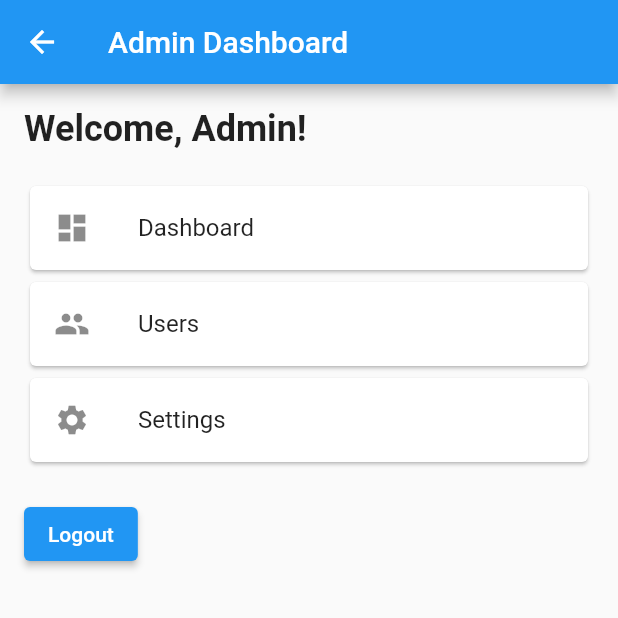
After one commit to tashrif-alive/hawaii, a Flutter app: the AdminDashboard screen opened directly, on a phone screen of 412 x 824 dp, the top half of it. The commit adds this screen. Run offline on Flutter 3.47's test engine with Material 2 defaults, Android fonts, the light colour scheme and no system bars; our stand-ins replace cloud_firestore, firebase_auth, firebase_core, fluentui_icons, font_awesome_flutter, get and 1 more; accounts and stored records are empty.

Commit message:
signin fix

```diff
--- a/lib/common/signIn/login.dart
+++ b/lib/common/signIn/login.dart
@@ -5,6 +5,7 @@ import 'login_form_widget.dart';
 import 'login_items_widget.dart';
 
 class LoginScreen extends StatelessWidget {
+  static String routeName = 'LoginScreen';
   const LoginScreen({Key? key}) : super(key: key);
 
   @override
--- a/lib/common/signUp/signup.dart
+++ b/lib/common/signUp/signup.dart
@@ -6,6 +6,7 @@ import 'package:hawaii/widgets/form/form_header%20_widget.dart';
 import '../../widgets/navigation_bar/bottom_bar.dart';
 
 class SignUpScreen extends StatelessWidget {
+  static String routeName = 'SignUpScreen';
   const SignUpScreen({Key? key}) : super(key: key);
 
   get floatingActionButtonLocation => null;
--- a/lib/controllers/signin_controller.dart
+++ b/lib/controllers/signin_controller.dart
@@ -24,7 +24,7 @@ class SignInController extends GetxController {
 
       if (isAdmin.value) {
         // Check if the user is an admin
-        final isAdminUser = await AdminRepo.instance.isAdmin(emailText);
+        final isAdminUser = await AdminRepo.instance.isAdmin(emailText,);
         print("user got admin repo");
         if (isAdminUser) {
           // Handle login as admin
--- a/lib/models/admin_model.dart
+++ b/lib/models/admin_model.dart
@@ -21,6 +21,7 @@ class AdminModel {
       "Email": email,
       "Phone": phone,
       "Password": password,
+      "Role" : "admin",
     };
   }
 
--- a/lib/models/user_model.dart
+++ b/lib/models/user_model.dart
@@ -21,6 +21,7 @@ class UserModel {
       "Email": email,
       "Phone": phone,
       "Password": password,
+      "Role" : "user"
     };
   }
 
--- a/lib/repositories/auth_repo/auth_repo.dart
+++ b/lib/repositories/auth_repo/auth_repo.dart
@@ -8,7 +8,6 @@ import '../exceptions/signup_email_pass_failure.dart';
 
 
 class AuthRepo extends GetxController {
-  // static AuthRepo get instance => Get.find();
 
   // Variable
   final _auth = FirebaseAuth.instance;
--- /dev/null
+++ b/lib/routes/user_routes.dart
@@ -0,0 +1,14 @@
+import 'package:flutter/material.dart';
+import 'package:hawaii/common/signUp/signup.dart';
+import 'package:hawaii/screens/users/user_dashboard.dart';
+import '../common/signIn/login.dart';
+import '../screens/splash_screen/splash_screen.dart';
+
+
+Map<String, WidgetBuilder> routes = {
+  SplashScreen.routeName : (context) =>  SplashScreen(),
+  LoginScreen.routeName : (context) =>  LoginScreen(),
+  SignUpScreen.routeName : (context) =>  SignUpScreen(),
+  UserDashboard.routeName : (context) =>  UserDashboard(),
+
+};
--- /dev/null
+++ b/lib/screens/admin/admin_dashboard.dart
@@ -0,0 +1,68 @@
+import 'package:flutter/material.dart';
+class AdminDashboard extends StatefulWidget {
+  static String routeName = 'AdminDashboard';
+  const AdminDashboard({super.key});
+
+  @override
+  State<AdminDashboard> createState() => _AdminDashboardState();
+}
+
+class _AdminDashboardState extends State<AdminDashboard> {
+  @override
+  Widget build(BuildContext context) {
+    return Scaffold(
+      appBar: AppBar(
+        title: Text('Admin Dashboard'),
+      ),
+      body: Padding(
+        padding: const EdgeInsets.all(16.0),
+        child: Column(
+          crossAxisAlignment: CrossAxisAlignment.start,
+          children: <Widget>[
+            Text(
+              'Welcome, Admin!',
+              style: TextStyle(fontSize: 24, fontWeight: FontWeight.bold),
+            ),
+            SizedBox(height: 20),
+            Card(
+              child: ListTile(
+                leading: Icon(Icons.dashboard),
+                title: Text('Dashboard'),
+                onTap: () {
+                  // Handle dashboard tap
+                },
+              ),
+            ),
+            Card(
+              child: ListTile(
+                leading: Icon(Icons.people),
+                title: Text('Users'),
+                onTap: () {
+                  // Handle users tap
+                },
+              ),
+            ),
+            Card(
+              child: ListTile(
+                leading: Icon(Icons.settings),
+                title: Text('Settings'),
+                onTap: () {
+                  // Handle settings tap
+                },
+              ),
+            ),
+            // Add more cards for other sections
+
+            SizedBox(height: 20),
+            ElevatedButton(
+              onPressed: () {
+                // Handle logout button tap
+              },
+              child: Text('Logout'),
+            ),
+          ],
+        ),
+      ),
+    );
+  }
+}
--- a/lib/screens/splash_screen/splash_screen.dart
+++ b/lib/screens/splash_screen/splash_screen.dart
@@ -8,6 +8,8 @@ import 'package:hawaii/widgets/animations/fade_inout_view.dart';
 
 
 class SplashScreen extends StatelessWidget {
+  static String routeName = 'SplashScreen';
+
   const SplashScreen({Key? key}) : super(key: key);
 
   @override
--- a/lib/utils/image_strings.dart
+++ b/lib/utils/image_strings.dart
@@ -0,0 +1,4 @@
+// Hawaii App Materials
+
+const String Hawaii_logo = "assets/images/logos/hawaii.png";
+const String Hawaii_banner = "assets/images/banners/hawaii.jpg";
--- a/lib/widgets/navigation_bar/bottom_bar.dart
+++ b/lib/widgets/navigation_bar/bottom_bar.dart
@@ -2,6 +2,7 @@ import 'package:fluentui_icons/fluentui_icons.dart';
 import 'package:flutter/cupertino.dart';
 import 'package:flutter/material.dart';
 import 'package:hawaii/screens/users/test.dart';
+import 'package:hawaii/screens/users/user_dashboard.dart';
 
 class BottomBar extends StatefulWidget {
   const BottomBar({Key? key}) : super(key: key);
@@ -13,7 +14,7 @@ class BottomBar extends StatefulWidget {
 class _BottomBarState extends State<BottomBar> {
   int selectedIndex = 0;
   static final List<Widget> _widgetOptions = <Widget>[
-    MyHomePage(),
+    UserDashboard(),
     Text("TOP UP"),
     Text("PROFILE"),
     // const ProfileScreen()
@@ -37,7 +38,7 @@ class _BottomBarState extends State<BottomBar> {
         onTap: _onItemTapped,
         showSelectedLabels: true,
         showUnselectedLabels: true,
-        selectedItemColor: Colors.purple.shade800,
+        selectedItemColor: Colors.black87,
         type: BottomNavigationBarType.fixed,
         unselectedItemColor: Colors.blueGrey,
         items: [
```
Also changed, not shown: lib/common/signIn/login_form_widget.dart (+46 -5 lines), lib/main.dart (+5 -2 lines), lib/repositories/admin_repo/admin_repo.dart (+4 -5 lines), lib/screens/users/test.dart (deleted, +0 -33 lines), lib/screens/users/user_dashboard.dart (+53 -77 lines), assets/images/logos/hawaii.png (added).
